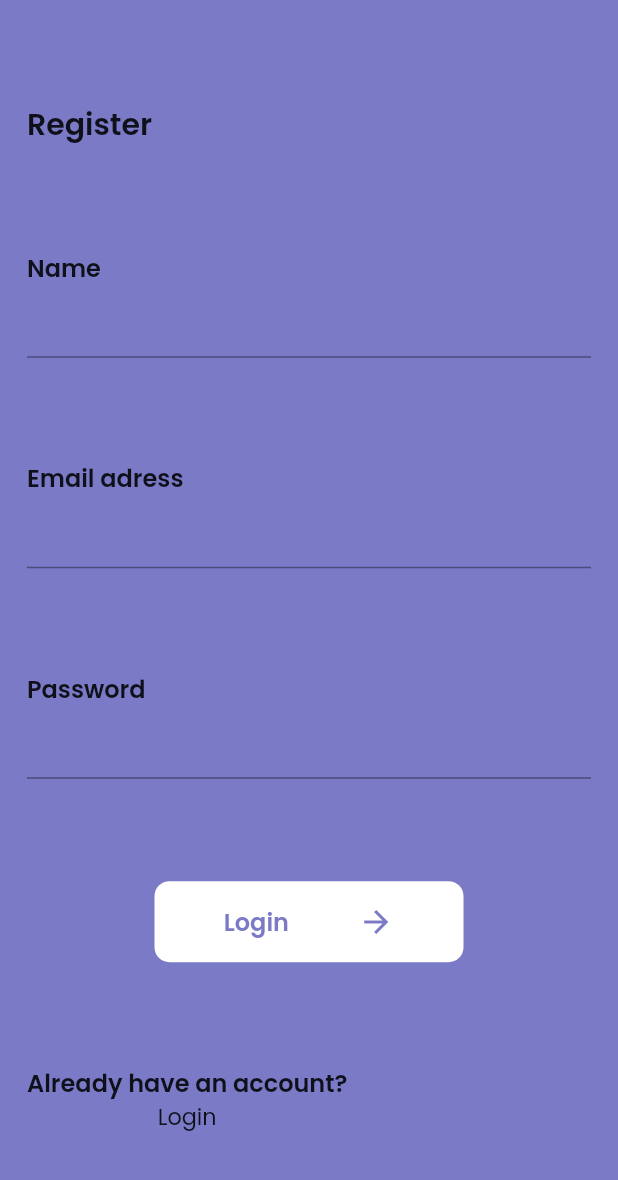
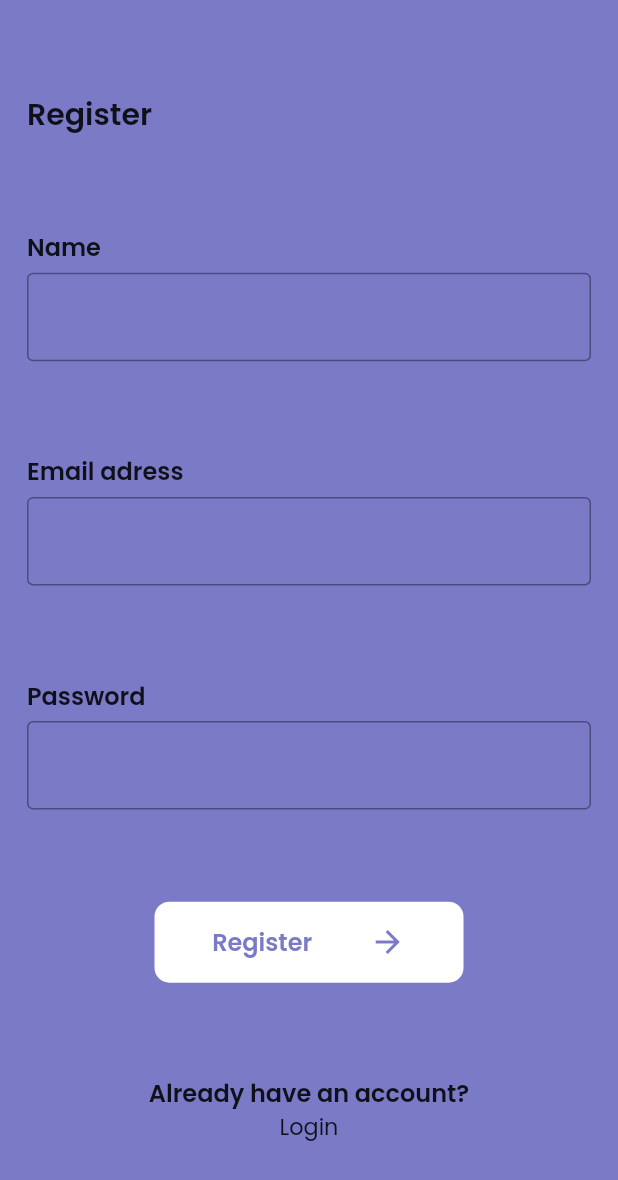
Before and after one commit to bulaciox/forVegan, a Flutter app: the RegisterPage screen opened directly, on a phone screen of 412 x 824 dp. Shown: the top 1180 px of the screen. Run offline on Flutter 3.47's test engine with Material 2 defaults, Android fonts, the phone set to English and light mode, and no system bars; our stand-ins replace cloud_firestore, firebase_core, toggle_switch; accounts and stored records are empty.

Commit message:
new pages

```diff
--- a/lib/main.dart
+++ b/lib/main.dart
@@ -2,7 +2,6 @@ import 'package:firebase_core/firebase_core.dart';
 import 'package:flutter/material.dart';
 import 'package:for_vegan/pages/add_recipe_page.dart';
 import 'package:for_vegan/pages/navpages/main_page.dart';
-import 'package:for_vegan/pages/recipe_page.dart';
 import 'package:for_vegan/pages/send_suggestions_page.dart';
 import 'package:firebase_core/firebase_core.dart';
 import 'package:for_vegan/pages/welcome_page.dart';
@@ -23,12 +22,14 @@ class MyApp extends StatelessWidget {
     return MaterialApp(
       debugShowCheckedModeBanner: false,
       routes: <String, WidgetBuilder>{
-        '/': (BuildContext context) => const MainPage(),
+        '/': (BuildContext context) => const WelcomePage(),
         '/main_page': (BuildContext context) => const MainPage(),
         // '/recipe': (BuildContext context) => const RecipePage(),
         '/add_recipe': (BuildContext context) => const AddRecipePage(),
         '/send_suggestions': (BuildContext context) =>
             const SendSuggestionsPage(),
+        '/login': (BuildContext context) => const LoginPage(),
+        '/register': (BuildContext context) => const RegisterPage(),
       },
     );
   }
--- a/lib/pages/register_page.dart
+++ b/lib/pages/register_page.dart
@@ -23,7 +23,16 @@ class RegisterPage extends StatelessWidget {
                       'Name',
                       style: kTextStylAddRecipe,
                     ),
-                    TextField(),
+                    SizedBox(height: 5),
+                    TextField(
+                        decoration: InputDecoration(
+                          border: OutlineInputBorder(),
+                          focusedBorder: OutlineInputBorder(
+                              borderSide: BorderSide(color: Colors.black)),
+                          //hintText: 'Email adress',
+                          hintStyle: kTextStyleTextField,
+                        ),
+                        keyboardType: TextInputType.text),
                   ]),
               Column(
                   crossAxisAlignment: CrossAxisAlignment.start,
@@ -32,7 +41,16 @@ class RegisterPage extends StatelessWidget {
                       'Email adress',
                       style: kTextStylAddRecipe,
                     ),
-                    TextField(),
+                    SizedBox(height: 5),
+                    TextField(
+                        decoration: InputDecoration(
+                          border: OutlineInputBorder(),
+                          focusedBorder: OutlineInputBorder(
+                              borderSide: BorderSide(color: Colors.black)),
+                          //hintText: 'Email adress',
+                          hintStyle: kTextStyleTextField,
+                        ),
+                        keyboardType: TextInputType.text),
                   ]),
               Column(
                   crossAxisAlignment: CrossAxisAlignment.start,
@@ -41,13 +59,24 @@ class RegisterPage extends StatelessWidget {
                       'Password',
                       style: kTextStylAddRecipe,
                     ),
-                    TextField(),
+                    SizedBox(height: 5),
+                    TextField(
+                        decoration: InputDecoration(
+                          border: OutlineInputBorder(),
+                          focusedBorder: OutlineInputBorder(
+                              borderSide: BorderSide(color: Colors.black)),
+                          //hintText: 'Email adress',
+                          hintStyle: kTextStyleTextField,
+                        ),
+                        keyboardType: TextInputType.text),
                   ]),
               Row(
                 mainAxisAlignment: MainAxisAlignment.center,
                 children: [
                   GestureDetector(
-                      onTap: () {},
+                      onTap: () {
+                        Navigator.pushReplacementNamed(context, '/main_page');
+                      },
                       child: Container(
                         width: 206,
                         height: 54,
@@ -58,7 +87,7 @@ class RegisterPage extends StatelessWidget {
                         child: Row(
                           mainAxisAlignment: MainAxisAlignment.spaceEvenly,
                           children: <Widget>[
-                            Text('Login', style: kTextStylAddButtonPurple),
+                            Text('Register', style: kTextStylAddButtonPurple),
                             Icon(
                               Icons.arrow_forward,
                               color: kColorPurple,
@@ -68,17 +97,23 @@ class RegisterPage extends StatelessWidget {
                       )),
                 ],
               ),
-              Column(
-                crossAxisAlignment: CrossAxisAlignment.center,
+              Row(
                 mainAxisAlignment: MainAxisAlignment.center,
                 children: <Widget>[
-                  Text('Already have an account?', style: kTextStylAddRecipe),
-                  GestureDetector(
-                    child: Text('Login', style: kTextStyleProfile),
-                    onTap: () {},
-                  ),
+                  Column(
+                    children: <Widget>[
+                      Text('Already have an account?',
+                          style: kTextStylAddRecipe),
+                      GestureDetector(
+                        child: Text('Login', style: kTextStyleProfile),
+                        onTap: () {
+                          Navigator.pushReplacementNamed(context, '/login');
+                        },
+                      ),
+                    ],
+                  )
                 ],
-              )
+              ),
             ],
           ),
         ),
--- a/lib/pages/welcome_page.dart
+++ b/lib/pages/welcome_page.dart
@@ -38,7 +38,9 @@ class WelcomePage extends StatelessWidget {
                 mainAxisAlignment: MainAxisAlignment.center,
                 children: [
                   GestureDetector(
-                      onTap: () {},
+                      onTap: () {
+                        Navigator.pushReplacementNamed(context, '/login');
+                      },
                       child: Container(
                         width: 206,
                         height: 54,
```
Also changed, not shown: lib/pages/login_page.dart (+35 -10 lines).
